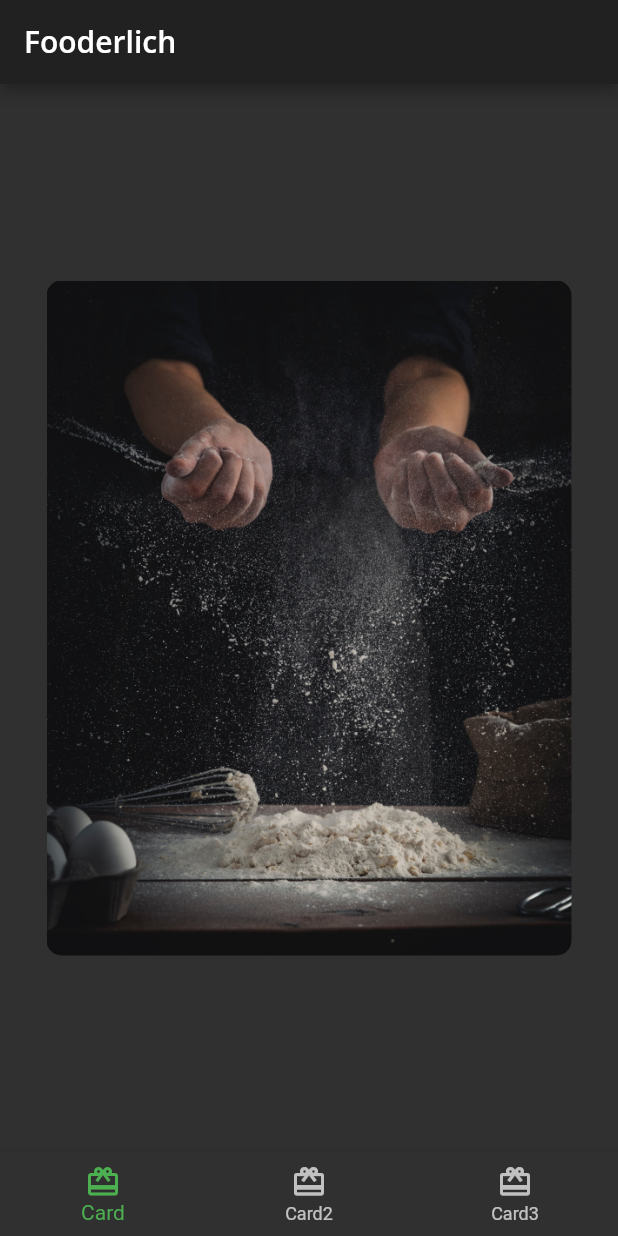
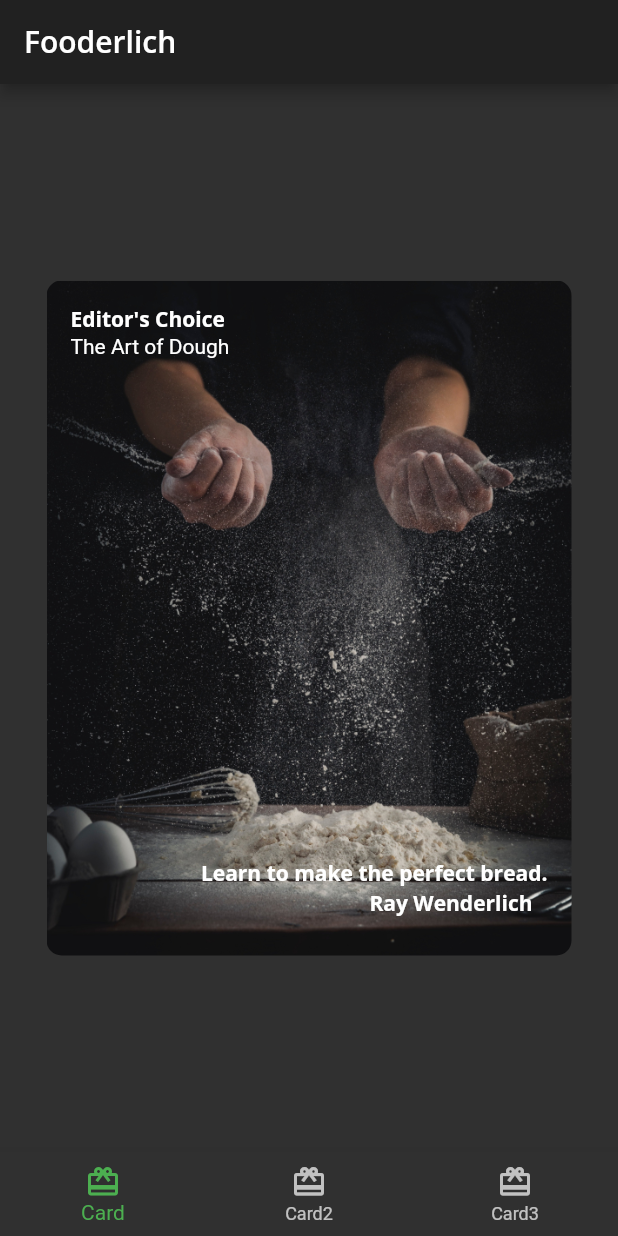
Before and after one commit to asapbox/fooderlich, a Flutter app: the screen it shows after launch, on a phone screen of 412 x 824 dp. Run offline on Flutter 3.47's test engine with Material 2 defaults, Android fonts, the phone set to English and light mode, and no system bars; our stand-ins replace google_fonts.

Commit message:
Adding the text to the card1.dart

```diff
--- a/lib/card1.dart
+++ b/lib/card1.dart
@@ -1,4 +1,5 @@
 import 'package:flutter/material.dart';
+import 'fooderlich_theme.dart';
 
 class Card1 extends StatelessWidget {
   const Card1({Key? key}) : super(key: key);
@@ -12,18 +13,48 @@ class Card1 extends StatelessWidget {
   Widget build(BuildContext context) {
     return Center(
       child: Container(
+        child: Stack(
+          children: [
+            Text(
+              category,
+              style: FooderlichTheme.darkTextTheme.bodyText1,
+            ),
+            Positioned(
+              child: Text(
+                title,
+                style: FooderlichTheme.darkTextTheme.headline5,
+              ),
+              top: 20,
+            ),
+            Positioned(
+              child: Text(
+                description,
+                style: FooderlichTheme.darkTextTheme.bodyText1,
+              ),
+              bottom: 30,
+              right: 0,
+            ),
+            Positioned(
+              child: Text(
+                chef,
+                style: FooderlichTheme.darkTextTheme.bodyText1,
+              ),
+              bottom: 10,
+              right: 10,
+            ),
+          ],
+        ),
         padding: const EdgeInsets.all(16),
         constraints: const BoxConstraints.expand(
           width: 350,
           height: 450,
         ),
         decoration: const BoxDecoration(
-          image: DecorationImage(
-            image: AssetImage('assets/mag1.png'),
-            fit: BoxFit.cover,
-          ),
-          borderRadius: BorderRadius.all(Radius.circular(10.0))
-        ),
+            image: DecorationImage(
+              image: AssetImage('assets/mag1.png'),
+              fit: BoxFit.cover,
+            ),
+            borderRadius: BorderRadius.all(Radius.circular(10.0))),
       ),
     );
   }
```
